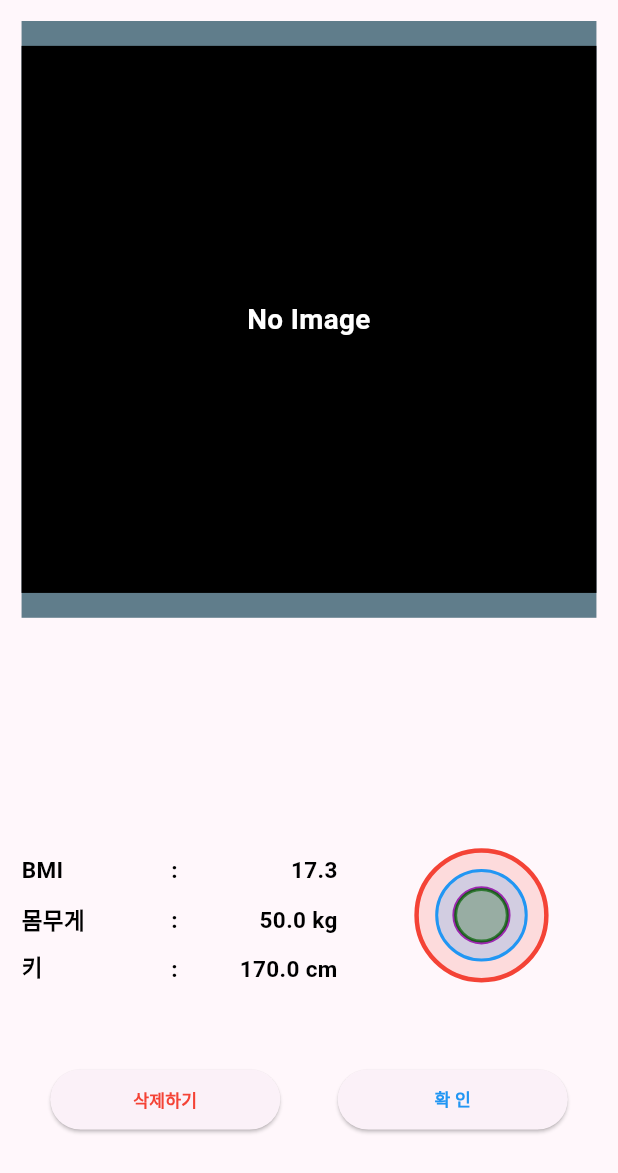
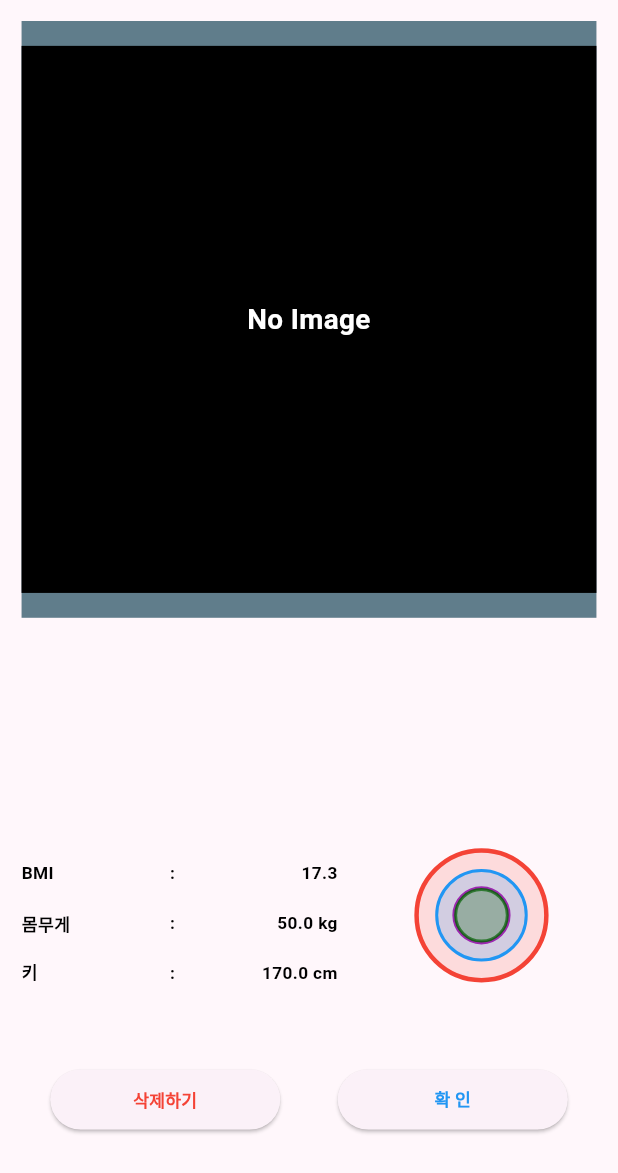
Before and after one commit to kkglpp/myBMIRec, a Flutter app: the screen it shows after launch, after a tap on the "keyboard arrow up" icon, after a tap on the "keyboard arrow down" icon, after a tap on "저 장 하 기", on a phone screen of 412 x 824 dp, the part 63-1236 px from its top. Run offline on Flutter 3.47's test engine with Material 3 defaults, Android fonts, the phone set to English and light mode, and no system bars; drawn by our look-alikes of google_mobile_ads; our stand-ins replace flutter_screenutil, get, image_picker, responsive_framework, sqflite; accounts and stored records are empty; network calls fail.

Commit message:
태블릿 크기 오류 해결

```diff
--- a/lib/View/ResultbmiPage.dart
+++ b/lib/View/ResultbmiPage.dart
@@ -28,7 +28,7 @@ class ResultBMIPage extends StatelessWidget {
     // double heightsize = 700;
     double widthsize = RelativeSizeClass(context).widthSize!;
     double heightsize = RelativeSizeClass(context).heightSize!;
-    // double fsizeSmall = RelativeSizeClass(context).customFontSizeS!;
+    double fsizeSmall = RelativeSizeClass(context).customFontSizeS!;
     double fsizeMiddle = RelativeSizeClass(context).customFontSizeM!;
     double fsizeLarge = RelativeSizeClass(context).customFontSizeL!;
     double fsizeXLarge = RelativeSizeClass(context).customFontSizeXL!;
@@ -112,8 +112,8 @@ class ResultBMIPage extends StatelessWidget {
                                       "BMI ",
                                       RelativeSizeClass(context).orientation ==
                                               Orientation.portrait
-                                          ? fsizeLarge
-                                          : fsizeLarge / 1.5,
+                                          ? fsizeMiddle
+                                          : fsizeSmall,
                                       "L",
                                     )
                                   ],
@@ -130,8 +130,8 @@ class ResultBMIPage extends StatelessWidget {
                                       ": ",
                                       RelativeSizeClass(context).orientation ==
                                               Orientation.portrait
-                                          ? fsizeLarge
-                                          : fsizeLarge / 1.5,
+                                          ? fsizeMiddle
+                                          : fsizeSmall,
                                       "R",
                                     )
                                   ],
@@ -149,8 +149,8 @@ class ResultBMIPage extends StatelessWidget {
                                       "${controller.bmirec!.bmi.toStringAsFixed(1)} ",
                                       RelativeSizeClass(context).orientation ==
                                               Orientation.portrait
-                                          ? fsizeLarge
-                                          : fsizeLarge / 1.5,
+                                          ? fsizeMiddle
+                                          : fsizeSmall ,
                                       "R",
                                     )
                                   ],
@@ -176,8 +176,8 @@ class ResultBMIPage extends StatelessWidget {
                                       "몸무게",
                                       RelativeSizeClass(context).orientation ==
                                               Orientation.portrait
-                                          ? fsizeLarge
-                                          : fsizeLarge / 1.5,
+                                          ? fsizeMiddle
+                                          : fsizeSmall,
                                       "L",
                                     )
                                   ],
@@ -194,8 +194,8 @@ class ResultBMIPage extends StatelessWidget {
                                       ": ",
                                       RelativeSizeClass(context).orientation ==
                                               Orientation.portrait
-                                          ? fsizeLarge
-                                          : fsizeLarge / 1.5,
+                                          ? fsizeMiddle
+                                          : fsizeSmall,
                                       "R",
                                     )
                                   ],
@@ -213,8 +213,8 @@ class ResultBMIPage extends StatelessWidget {
                                       "${controller.bmirec!.weight.toStringAsFixed(1)} kg",
                                       RelativeSizeClass(context).orientation ==
                                               Orientation.portrait
-                                          ? fsizeLarge
-                                          : fsizeLarge / 1.5,
+                                          ? fsizeMiddle
+                                          : fsizeSmall,
                                       "R",
                                     )
                                   ],
@@ -241,8 +241,8 @@ class ResultBMIPage extends StatelessWidget {
                                         RelativeSizeClass(context)
                                                     .orientation ==
                                                 Orientation.portrait
-                                            ? fsizeLarge
-                                            : fsizeLarge / 1.5,
+                                            ? fsizeMiddle
+                                            : fsizeSmall,
                                         "L")
                                   ],
                                 ),
@@ -258,8 +258,8 @@ class ResultBMIPage extends StatelessWidget {
                                       ": ",
                                       RelativeSizeClass(context).orientation ==
                                               Orientation.portrait
-                                          ? fsizeLarge
-                                          : fsizeLarge / 1.5,
+                                          ? fsizeMiddle
+                                          : fsizeSmall,
                                       "R",
                                     )
                                   ],
@@ -277,8 +277,8 @@ class ResultBMIPage extends StatelessWidget {
                                       "${controller.bmirec!.height.toStringAsFixed(1)} cm",
                                       RelativeSizeClass(context).orientation ==
                                               Orientation.portrait
-                                          ? fsizeLarge
-                                          : fsizeLarge / 1.5,
+                                          ? fsizeMiddle
+                                          : fsizeSmall,
                                       "R",
                                     )
                                   ],
--- a/lib/View/View_Component/insert_height.dart
+++ b/lib/View/View_Component/insert_height.dart
@@ -1,16 +1,19 @@
+import 'dart:async';
+
 import 'package:flutter/material.dart';
 import 'package:get/get.dart';
 import 'package:mybmirecord/ViewModel_Controller/insertpageController.dart';
 import 'package:mybmirecord/Widget_Custom/CustomWidget.dart';
 import 'package:mybmirecord/static/forRelativeSize.dart';
 
-Widget insertHeight(BuildContext context, InsertPageController controller ){
+Widget insertHeight(BuildContext context, InsertPageController controller) {
   double widthsize = RelativeSizeClass(context).widthSize!;
   double heightsize = RelativeSizeClass(context).heightSize!;
   double fsizeSmall = RelativeSizeClass(context).customFontSizeS!;
   double fsizeMiddle = RelativeSizeClass(context).customFontSizeM!;
-    double fsizeLarge= RelativeSizeClass(context).customFontSizeL!;
-    double fsizeXLarge= RelativeSizeClass(context).customFontSizeXL!;
+  double fsizeLarge = RelativeSizeClass(context).customFontSizeL!;
+  double fsizeXLarge = RelativeSizeClass(context).customFontSizeXL!;
+
   return Row(
     mainAxisAlignment: MainAxisAlignment.center,
     children: [
@@ -19,10 +22,8 @@ Widget insertHeight(BuildContext context, InsertPageController controller ){
         height: heightsize * 0.09,
         // color: Colors.blue,
         child: Center(
-                      child: customText (
-                          "${controller.height.toStringAsFixed(1)}cm",
-                          fsizeLarge,
-                          'C'),
+          child: customText(
+              "${controller.height.toStringAsFixed(1)}cm", fsizeLarge, 'C'),
         ),
       ),
       Container(
@@ -48,32 +49,44 @@ Widget insertHeight(BuildContext context, InsertPageController controller ){
           children: [
             Container(
               // color: Colors.pink,
-                          height: heightsize*0.045,
-                          child: IconButton(
-                            onPressed: (){
-                              controller.plusHeight();
+              height: heightsize * 0.045,
+              child: GestureDetector(
+                onTap: () => controller.plusHeight(),
+                onTapDown: (details) {
+                  controller.repeatedPlusHeight();
                 },
-                            icon: Icon(Icons.keyboard_arrow_up_sharp,
-                            size: fsizeXLarge*1.2,)
+                onTapUp: (details) {
+                  controller.timerEnd();
+                },
+                child: Icon(
+                  Icons.keyboard_arrow_up_sharp,
+                  size: fsizeXLarge * 1.2,
+                ),
               ),
             ),
             const Spacer(),
             Container(
               // color: Colors.yellow,
-                          height: heightsize*0.045,
-                          child: IconButton(
-                            onPressed: (){
-                              controller.subHeight();
+              height: heightsize * 0.045,
+              child:GestureDetector(
+                onTap: () => controller.subHeight(),
+                onTapDown: (details) {
+                  controller.repeatedSubHeight();
                 },
-                            icon: Icon(Icons.keyboard_arrow_down_sharp,
-                            size: fsizeXLarge*1.2,)
+                onTapUp: (details) {
+                  controller.timerEnd();
+                },
+                child: Icon(
+                  Icons.keyboard_arrow_down_sharp,
+                  size: fsizeXLarge * 1.2,
+                ),
               ),
             ),
           ],
         ),
       ),
       SizedBox(
-                    width: widthsize*0.05,
+        width: widthsize * 0.05,
       )
     ],
   );
--- a/lib/View/View_Component/insert_weight.dart
+++ b/lib/View/View_Component/insert_weight.dart
@@ -47,27 +47,37 @@ Widget insertWeight(BuildContext context, InsertPageController controller) {
             Container(
               // color: Colors.pink,
               height: heightsize * 0.045,
-              child: IconButton(
-                  onPressed: () {
-                    controller.plusWeight();
+              child: GestureDetector(
+                onTap: () => controller.plusWeight(),
+                onTapDown: (details) {
+                  controller.repeatedPlusWeight();
                 },
-                  icon: Icon(
+                onTapUp: (details) {
+                  controller.timerEnd();
+                },
+                child: Icon(
                   Icons.keyboard_arrow_up_sharp,
                   size: fsizeXLarge * 1.2,
-                  )),
+                ),
+              ),
             ),
             const Spacer(),
             Container(
               // color: Colors.yellow,
               height: heightsize * 0.045,
-              child: IconButton(
-                  onPressed: () {
-                    controller.subWeight();
+              child: GestureDetector(
+                onTap: () => controller.subWeight(),
+                onTapDown: (details) {
+                  controller.repeatedSubWeight();
                 },
-                  icon: Icon(
+                onTapUp: (details) {
+                  controller.timerEnd();
+                },
+                child: Icon(
                   Icons.keyboard_arrow_down_sharp,
                   size: fsizeXLarge * 1.2,
-                  )),
+                ),
+              ),
             ),
           ],
         ),
--- a/lib/ViewModel_Controller/insertpageController.dart
+++ b/lib/ViewModel_Controller/insertpageController.dart
@@ -1,3 +1,5 @@
+import 'dart:async';
+
 import 'package:get/get.dart';
 import 'package:image_picker/image_picker.dart';
 import 'package:mybmirecord/Model_Func/calcBMI.dart';
@@ -11,34 +13,43 @@ class InsertPageController extends GetxController {
   RxBool viewType = false.obs;
   final ImagePicker imgPicker = ImagePicker();
   RxString imgPath = "1".obs;
+  Timer? _timer;
 
   //Function.
   changeHeight(double newHeight) {
     height.value = newHeight;
-    bmi.value= CalcBMI().calcbmi(height.value,weight.value);
+    bmi.value = CalcBMI().calcbmi(height.value, weight.value);
   } //end of changeofHeight
+
   plusHeight() {
-    height.value += 0.1;
-    bmi.value= CalcBMI().calcbmi(height.value,weight.value);
+    if (height.value < 249.9) {
+      height.value += 0.1;
+      bmi.value = CalcBMI().calcbmi(height.value, weight.value);
+    }
   } //end of changeofHeight
+
   subHeight() {
     height.value -= 0.1;
-    bmi.value= CalcBMI().calcbmi(height.value,weight.value);
+    bmi.value = CalcBMI().calcbmi(height.value, weight.value);
   } //end of changeofHeight
 
   changeWeight(double newWeight) {
     weight.value = newWeight;
-    bmi.value= CalcBMI().calcbmi(height.value,weight.value);
+    bmi.value = CalcBMI().calcbmi(height.value, weight.value);
     // calcBMI(height, weight);
   } //end of changeWeight
+
   plusWeight() {
-    weight.value += 0.1;
-    bmi.value= CalcBMI().calcbmi(height.value,weight.value);
+    if (weight.value < 179.9) {
+      weight.value += 0.1;
+      bmi.value = CalcBMI().calcbmi(height.value, weight.value);
+    }
     // calcBMI(height, weight);
   } //end of changeWeight
+
   subWeight() {
     weight.value -= 0.1;
-    bmi.value= CalcBMI().calcbmi(height.value,weight.value);
+    bmi.value = CalcBMI().calcbmi(height.value, weight.value);
     // calcBMI(height, weight);
   } //end of changeWeight
 
@@ -54,6 +65,49 @@ class InsertPageController extends GetxController {
     } else {}
   } // end of selectImage
 
+  repeatedPlusHeight() {
+    _timer?.cancel();
+    _timer = Timer.periodic(
+      const Duration(milliseconds: 50),
+      (timer) {
+        plusHeight();
+      },
+    );
+  }
+
+  repeatedSubHeight() {
+    _timer?.cancel();
+    _timer = Timer.periodic(
+      const Duration(milliseconds: 50),
+      (timer) {
+        subHeight();
+      },
+    );
+  }
+  repeatedPlusWeight() {
+    _timer?.cancel();
+    _timer = Timer.periodic(
+      const Duration(milliseconds: 50),
+      (timer) {
+        plusWeight();
+      },
+    );
+  }
+
+  repeatedSubWeight() {
+    _timer?.cancel();
+    _timer = Timer.periodic(
+      const Duration(milliseconds: 50),
+      (timer) {
+        subWeight();
+      },
+    );
+  }
+
+  timerEnd(){
+    _timer?.cancel();
+  }
+
   saveMyBMI() async {
     int rs = 0;
     rs = await SqliteRepository()
--- a/lib/main.dart
+++ b/lib/main.dart
@@ -6,8 +6,12 @@ import 'package:google_mobile_ads/google_mobile_ads.dart';
 import 'package:mybmirecord/View/home.dart';
 import 'package:responsive_framework/responsive_framework.dart';
 
-void main() {
+void main()async {
   WidgetsFlutterBinding.ensureInitialized(); //Flutter 초기화 여부 확인
+    await SystemChrome.setPreferredOrientations([
+    DeviceOrientation.portraitUp,
+    DeviceOrientation.portraitDown,
+  ]);
   MobileAds.instance.initialize(); // MobilesAD 초기화
   runApp(const MyApp());
 }
@@ -19,7 +23,7 @@ class MyApp extends StatelessWidget {
   @override
   Widget build(BuildContext context) {
     SystemChrome.setPreferredOrientations([DeviceOrientation.portraitUp]);
-    return ScreenUtilInit(
+    return ScreenUtilInit( // 크기를 반응형으로 만등기 위함
       designSize: const Size(430, 932),
       minTextAdapt: true,
       splitScreenMode: true,
--- a/lib/static/forRelativeSize.dart
+++ b/lib/static/forRelativeSize.dart
@@ -3,6 +3,8 @@ import 'package:flutter_screenutil/flutter_screenutil.dart';
 
 
 class RelativeSizeClass {
+
+
 
   double? widthSize;
   double? heightSize;
@@ -10,15 +12,31 @@ class RelativeSizeClass {
   double? customFontSizeM;
   double? customFontSizeL;
   double? customFontSizeXL;
+  double? orientWidth;
+  double? orientHeight;
   var  orientation ;
+
   RelativeSizeClass(BuildContext context) {
     orientation = MediaQuery.of(context).orientation;
-    widthSize =  400.w;
+    orientWidth = MediaQuery.of(context).size.width;
+    orientHeight = MediaQuery.of(context).size.height;
+        widthSize =  400.w;
     heightSize =  750.h;
     customFontSizeS = 10.sp;
     customFontSizeM = 13.sp;
-    customFontSizeL = 17.sp;
+    customFontSizeL = 15.sp;
     customFontSizeXL = 21.sp;
+    print((orientHeight!/orientWidth!));
+    if ( (orientHeight!/orientWidth!) < 1.5){
+    widthSize =  400.w;
+    heightSize =  750.h;
+    customFontSizeS = 8.sp;
+    customFontSizeM = 10.sp;
+    customFontSizeL = 12.sp;
+    customFontSizeXL = 15.sp;
+    }
+
+
     /* screenUtil 안쓸떄 썻던 방법. */
     // orientation = MediaQuery.of(context).orientation;
     // widthSize =  MediaQuery.of(context).size.width*0.9;
@@ -28,4 +46,7 @@ class RelativeSizeClass {
     // customFontSizeL = (widthSize! * 0.02*1.6).clamp(14, 22) ; //450 기준 14.4
     // customFontSizeXL = (widthSize! * 0.02*2).clamp(18, 25); //450 -> 18
   }
+
+
+
 }
```
Also changed, not shown: lib/Widget_Custom/gridCard.dart (+4 -4 lines), 1 other file. Lines whose indentation alone changed are shown as unchanged.
